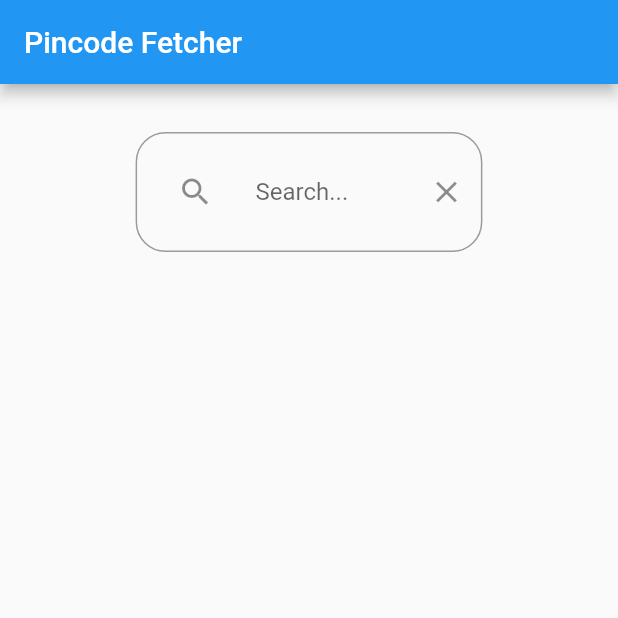
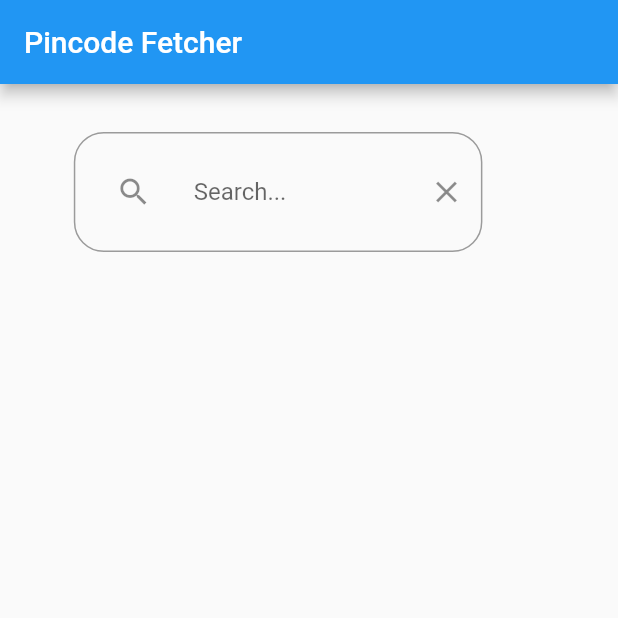
Before and after one commit to hrajwade96/pin_code_fetcher, a Flutter app: the screen it shows after launch, on a phone screen of 412 x 824 dp, the top half of it. Run offline on Flutter 3.47's test engine with Material 2 defaults, Android fonts, the phone set to English and light mode, and no system bars; our stand-ins replace flutter_mobx, loading_animation_widget, mobx.

Commit message:
pushed latest code with loading widget and mobile view

```diff
--- a/pincode_fetcher/lib/pages/landing_page.dart
+++ b/pincode_fetcher/lib/pages/landing_page.dart
@@ -1,9 +1,12 @@
 import 'package:flutter/material.dart';
 import 'package:flutter_mobx/flutter_mobx.dart';
 import 'package:mobx/mobx.dart';
-
+import 'package:loading_animation_widget/loading_animation_widget.dart';
+import 'package:pincode_fetcher/stores/view_port_store.dart';
+import 'package:pincode_fetcher/widgets/views/mobile.dart';
 import '../stores/location_store.dart';
 import '../widgets/output.dart';
+import '../widgets/views/desktop.dart';
 
 class MyHomePage extends StatefulWidget {
   const MyHomePage({super.key, required this.title});
@@ -21,74 +24,13 @@ class _MyHomePageState extends State<MyHomePage> {
   @override
   Widget build(BuildContext context) {
     final store = LocationStore();
+    final viewport = ViewportStore();
+
     return Scaffold(
       appBar: AppBar(
         title: const Text('Pincode Fetcher'),
       ),
-      body: Padding(
-        padding: EdgeInsets.fromLTRB(MediaQuery.sizeOf(context).width*0.2, 0, MediaQuery.sizeOf(context).width*0.2, 0),
-        child: Column(children: [
-          Padding(
-            padding: const EdgeInsets.only(top:32.0),
-            child: Container(
-              // Add padding around the search bar
-              padding: const EdgeInsets.symmetric(horizontal: 8.0),
-              // Use a Material design search bar
-              child: TextField(
-                controller: _searchController,
-                decoration: InputDecoration(
-                  hintText: 'Search...',
-                  // Add a clear button to the search bar
-                  suffixIcon: IconButton(
-                    icon: const Icon(Icons.clear),
-                    onPressed: () => _searchController.clear(),
-                  ),
-                  // Add a search icon or button to the search bar
-                  prefixIcon: Padding(
-                    padding: const EdgeInsets.all(16.0),
-                    child: IconButton(
-                      icon: const Icon(Icons.search),
-                      onPressed: () {
-                        // Perform the search here
-                        store.count = 0;
-                        store.searchQuery = _searchController.text;
-                        store.fetchAddress(_searchController.text);
-                      },
-                    ),
-                  ),
-                  border: OutlineInputBorder(
-                    borderRadius: BorderRadius.circular(20.0),
-                  ),
-                ),
-              ),
-            ),
-          ),
-          const SizedBox(
-            height: 50,
-          ),
-          Observer(builder: (context) {
-            final data = store.addressData.value?.value;
-            debugPrint('data is $data');
-            if (store.addressData.value?.status == FutureStatus.fulfilled) {
-              if (data != null && data.results!.length > 0) {
-                store.count = 0;
-                return SizedBox(
-                  height: 500,
-                  child: GenerateAddressOutput(data: data),
-                );
-              } else {
-                if (store.count < 5) {
-                  store.fetchAddress(_searchController.text);
-                }else{
-                  return Center(child: Text('No results found!',style: TextStyle(fontSize: 20),),);
-                }
-                return Container();
-              }
-            }
-            return Container();
-          }),
-        ]),
-      ),
+      body:Center(child: DesktopView(searchController: _searchController, store: store)),
     );
   }
 }
--- /dev/null
+++ b/pincode_fetcher/lib/stores/view_port_store.dart
@@ -0,0 +1,26 @@
+import 'package:mobx/mobx.dart';
+enum FormFactor {
+  mobile,
+  desktop,
+}
+
+class ViewportStore {
+  final _currentFormFactor = Observable(FormFactor.mobile);
+
+  FormFactor get current => _currentFormFactor.value;
+
+  void updateFormFactor(final double width) {
+    final updatedFormFactor = width > 1024
+        ? FormFactor.desktop
+        : FormFactor.mobile;
+
+    if (current != updatedFormFactor) {
+      runInAction(
+        () => _currentFormFactor.value =
+            width > 1024
+                ? FormFactor.desktop
+                : FormFactor.mobile,
+      );
+    }
+  }
+}
--- /dev/null
+++ b/pincode_fetcher/lib/widgets/views/desktop.dart
@@ -0,0 +1,133 @@
+import 'package:flutter/material.dart';
+import 'package:flutter_mobx/flutter_mobx.dart';
+import 'package:loading_animation_widget/loading_animation_widget.dart';
+import 'package:mobx/mobx.dart';
+
+import '../../stores/location_store.dart';
+import '../output.dart';
+
+class DesktopView extends StatelessWidget {
+   double? height;
+   double? width;
+   DesktopView({
+    super.key,
+    required TextEditingController searchController,
+    required this.store,  this.height,  this.width,
+  }) : _searchController = searchController;
+
+  final TextEditingController _searchController;
+  final LocationStore store;
+
+  @override
+  Widget build(BuildContext context) {
+   height = MediaQuery.sizeOf(context).height;
+  width = MediaQuery.sizeOf(context).width;
+    return Padding(
+      padding: EdgeInsets.fromLTRB(0.1*width!.toDouble(), 0, ((0.2*width!.toDouble())), 0),
+      child: Column(children: [
+        Padding(
+          padding: const EdgeInsets.only(top:32.0),
+          child: Container(
+            // Add padding around the search bar
+            padding: const EdgeInsets.symmetric(horizontal: 8.0),
+            // Use a Material design search bar
+            child: TextField(
+              controller: _searchController,
+              decoration: InputDecoration(
+                hintText: 'Search...',
+                // Add a clear button to the search bar
+                suffixIcon: IconButton(
+                  icon: const Icon(Icons.clear),
+                  onPressed: () => _searchController.clear(),
+                ),
+                // Add a search icon or button to the search bar
+                prefixIcon: Padding(
+                  padding: const EdgeInsets.all(16.0),
+                  child: IconButton(
+                    icon: const Icon(Icons.search),
+                    onPressed: () {
+                      // Perform the search here
+                      store.count = 0;
+                      store.searchQuery = _searchController.text;
+                      store.fetchAddress(_searchController.text);
+                    },
+                  ),
+                ),
+                border: OutlineInputBorder(
+                  borderRadius: BorderRadius.circular(20.0),
+                ),
+              ),
+            ),
+          ),
+        ),
+        const SizedBox(
+          height: 50,
+        ),
+        Observer(builder: (context) {
+          final data = store.addressData.value?.value;
+          if (store.addressData.value?.status == FutureStatus.pending){
+            debugPrint('Loading Widget.${DateTime.now().millisecondsSinceEpoch}');
+          return Stack(
+            children:[ SizedBox(
+                  child: Center(
+                    child: Padding(
+                      padding: EdgeInsets.all(MediaQuery.sizeOf(context).height*0.25),
+                      child: Column(
+                        children: [
+                          Padding(
+                            padding: EdgeInsets.all(MediaQuery.sizeOf(context).aspectRatio*2.45),
+                            child: LoadingAnimationWidget.discreteCircle(
+                              color: Colors.red,
+                              size: 50,
+                                ),
+                          ),
+                          if(MediaQuery.sizeOf(context).width>1024)
+                          Padding(
+                            padding: EdgeInsets.all(MediaQuery.sizeOf(context).aspectRatio*3.45),
+                            child: const Text('Loading...',style: TextStyle(fontSize: 35)),
+                          ),
+                        ],
+                      )
+                         ,
+                    ),
+                  ),
+                ),
+      ]);
+
+            }
+
+          debugPrint('data is $data');
+          if (store.addressData.value?.status == FutureStatus.fulfilled) {
+            debugPrint('Finished Widget.${DateTime.now().millisecondsSinceEpoch}');
+            if (data != null && data.results!.length > 0) {
+              store.count = 0;
+              return Column(
+                children: [
+                            const Center(
+              child: SizedBox(
+            child: Text(
+              'Location Details',
+              style: TextStyle(fontSize: 25, fontWeight: FontWeight.bold),
+            ),
+          )),
+                  SizedBox(
+                    height: 600,
+                    child: GenerateAddressOutput(data: data),
+                  ),
+                ],
+              );
+            } else {
+              if (store.count < 5) {
+                store.fetchAddress(_searchController.text);
+              }else{
+                return Center(child: Text('No results found!',style: TextStyle(fontSize: 20),),);
+              }
+              return Container();
+            }
+          }
+          return Container();
+        }),
+      ]),
+    );
+  }
+}
--- a/pincode_fetcher/pubspec.yaml
+++ b/pincode_fetcher/pubspec.yaml
@@ -38,6 +38,9 @@ dependencies:
   parse_server_sdk_flutter: ^5.1.1
   mobx: ^2.0.7+4
   flutter_mobx: ^2.0.6+1
+  loading_animation_widget: ^1.2.0+4
+  sizer: ^2.0.15
+  flutter_sizer: ^1.0.5
 
 dev_dependencies:
   flutter_test:
```
Also changed, not shown: database.rules.json (added, +7 -0 lines), pincode_fetcher/lib/widgets/output.dart (+20 -9 lines), pincode_fetcher/lib/widgets/selectable_text.dart (+3 -8 lines), pincode_fetcher/lib/widgets/views/mobile.dart (added, +116 -0 lines), pincode_fetcher/firebase.json (added), 3 other files.
